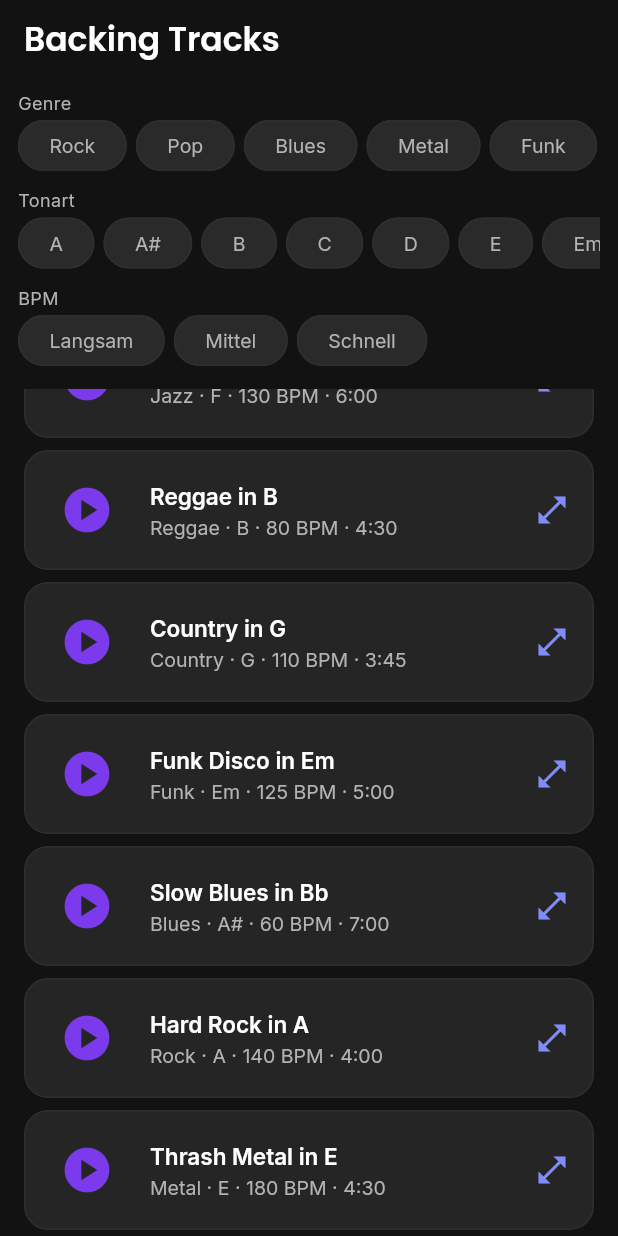
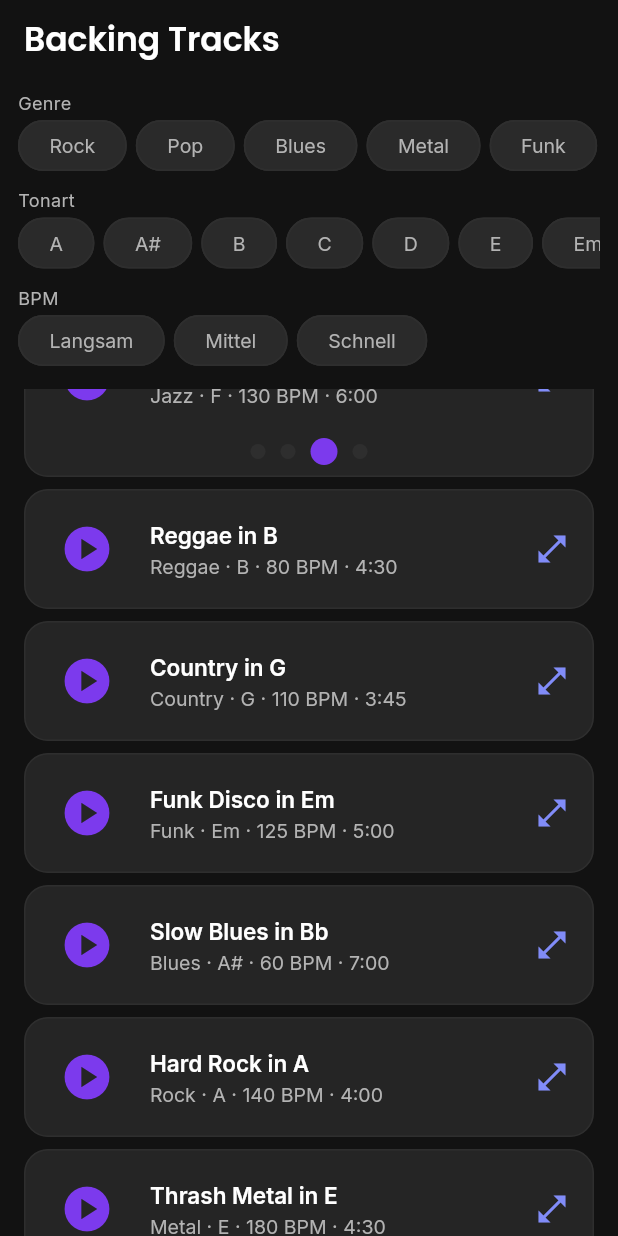
Before and after one commit to manuelbrandner85/Enya-gitarre-learn, a Flutter app: the BackingTracksScreen screen opened by its route, scrolled down 491 dp, after a tap on the "play circle" icon, on a phone screen of 412 x 824 dp. Run offline on Flutter 3.47's test engine with Material 3 defaults, Android fonts, the phone set to English and light mode, and no system bars; our stand-ins replace confetti, drift, fl_chart, flutter_animate, flutter_blue_plus, flutter_local_notifications and 16 more; missing offline and left inert: audio_waveforms, flame, record; accounts and stored records are empty; generated files the repository leaves out were written again.

```diff
--- a/lib/features/backing_tracks/screens/backing_tracks_screen.dart
+++ b/lib/features/backing_tracks/screens/backing_tracks_screen.dart
@@ -1,3 +1,5 @@
+import 'dart:async';
+
 import 'package:flutter/material.dart';
 import 'package:flutter_riverpod/flutter_riverpod.dart';
 import 'package:just_audio/just_audio.dart';
@@ -11,7 +13,6 @@ class BackingTrack {
   final String key;
   final int bpm;
   final Duration duration;
-  final String assetPath;
 
   const BackingTrack({
     required this.id,
@@ -20,107 +21,22 @@ class BackingTrack {
     required this.key,
     required this.bpm,
     required this.duration,
-    required this.assetPath,
   });
 }
 
 const List<BackingTrack> _tracks = [
-  BackingTrack(
-      id: 't1',
-      name: 'Blues Shuffle in A',
-      genre: 'Blues',
-      key: 'A',
-      bpm: 90,
-      duration: Duration(minutes: 4),
-      assetPath: 'assets/audio/backing/blues_a.mp3'),
-  BackingTrack(
-      id: 't2',
-      name: 'Rock Jam in E',
-      genre: 'Rock',
-      key: 'E',
-      bpm: 120,
-      duration: Duration(minutes: 3, seconds: 30),
-      assetPath: 'assets/audio/backing/rock_e.mp3'),
-  BackingTrack(
-      id: 't3',
-      name: 'Funk Groove in G',
-      genre: 'Funk',
-      key: 'G',
-      bpm: 105,
-      duration: Duration(minutes: 5),
-      assetPath: 'assets/audio/backing/funk_g.mp3'),
-  BackingTrack(
-      id: 't4',
-      name: 'Metal Riff in D',
-      genre: 'Metal',
-      key: 'D',
-      bpm: 160,
-      duration: Duration(minutes: 4, seconds: 20),
-      assetPath: 'assets/audio/backing/metal_d.mp3'),
-  BackingTrack(
-      id: 't5',
-      name: 'Pop Ballad in C',
-      genre: 'Pop',
-      key: 'C',
-      bpm: 75,
-      duration: Duration(minutes: 4),
-      assetPath: 'assets/audio/backing/pop_c.mp3'),
-  BackingTrack(
-      id: 't6',
-      name: 'Jazz Swing in F',
-      genre: 'Jazz',
-      key: 'F',
-      bpm: 130,
-      duration: Duration(minutes: 6),
-      assetPath: 'assets/audio/backing/jazz_f.mp3'),
-  BackingTrack(
-      id: 't7',
-      name: 'Reggae in B',
-      genre: 'Reggae',
-      key: 'B',
-      bpm: 80,
-      duration: Duration(minutes: 4, seconds: 30),
-      assetPath: 'assets/audio/backing/reggae_b.mp3'),
-  BackingTrack(
-      id: 't8',
-      name: 'Country in G',
-      genre: 'Country',
-      key: 'G',
-      bpm: 110,
-      duration: Duration(minutes: 3, seconds: 45),
-      assetPath: 'assets/audio/backing/country_g.mp3'),
-  BackingTrack(
-      id: 't9',
-      name: 'Funk Disco in Em',
-      genre: 'Funk',
-      key: 'Em',
-      bpm: 125,
-      duration: Duration(minutes: 5),
-      assetPath: 'assets/audio/backing/funk_em.mp3'),
-  BackingTrack(
-      id: 't10',
-      name: 'Slow Blues in Bb',
-      genre: 'Blues',
-      key: 'A#',
-      bpm: 60,
-      duration: Duration(minutes: 7),
-      assetPath: 'assets/audio/backing/blues_bb.mp3'),
-  BackingTrack(
-      id: 't11',
-      name: 'Hard Rock in A',
-      genre: 'Rock',
-      key: 'A',
-      bpm: 140,
-      duration: Duration(minutes: 4),
-      assetPath: 'assets/audio/backing/rock_a.mp3'),
-  BackingTrack(
-      id: 't12',
-      name: 'Thrash Metal in E',
-      genre: 'Metal',
-      key: 'E',
-      bpm: 180,
-      duration: Duration(minutes: 4, seconds: 30),
-      assetPath: 'assets/audio/backing/thrash_e.mp3'),
+  BackingTrack(id: 't1', name: 'Blues Shuffle in A', genre: 'Blues', key: 'A', bpm: 90, duration: Duration(minutes: 4)),
+  BackingTrack(id: 't2', name: 'Rock Jam in E', genre: 'Rock', key: 'E', bpm: 120, duration: Duration(minutes: 3, seconds: 30)),
+  BackingTrack(id: 't3', name: 'Funk Groove in G', genre: 'Funk', key: 'G', bpm: 105, duration: Duration(minutes: 5)),
+  BackingTrack(id: 't4', name: 'Metal Riff in D', genre: 'Metal', key: 'D', bpm: 160, duration: Duration(minutes: 4, seconds: 20)),
+  BackingTrack(id: 't5', name: 'Pop Ballad in C', genre: 'Pop', key: 'C', bpm: 75, duration: Duration(minutes: 4)),
+  BackingTrack(id: 't6', name: 'Jazz Swing in F', genre: 'Jazz', key: 'F', bpm: 130, duration: Duration(minutes: 6)),
+  BackingTrack(id: 't7', name: 'Reggae in B', genre: 'Reggae', key: 'B', bpm: 80, duration: Duration(minutes: 4, seconds: 30)),
+  BackingTrack(id: 't8', name: 'Country in G', genre: 'Country', key: 'G', bpm: 110, duration: Duration(minutes: 3, seconds: 45)),
+  BackingTrack(id: 't9', name: 'Funk Disco in Em', genre: 'Funk', key: 'Em', bpm: 125, duration: Duration(minutes: 5)),
+  BackingTrack(id: 't10', name: 'Slow Blues in Bb', genre: 'Blues', key: 'A#', bpm: 60, duration: Duration(minutes: 7)),
+  BackingTrack(id: 't11', name: 'Hard Rock in A', genre: 'Rock', key: 'A', bpm: 140, duration: Duration(minutes: 4)),
+  BackingTrack(id: 't12', name: 'Thrash Metal in E', genre: 'Metal', key: 'E', bpm: 180, duration: Duration(minutes: 4, seconds: 30)),
 ];
 
 const _genres = ['Rock', 'Pop', 'Blues', 'Metal', 'Funk', 'Jazz'];
@@ -143,18 +59,27 @@ class _BackingTracksScreenState extends ConsumerState<BackingTracksScreen> {
   final Set<String> _keyF = {};
   String? _bpmRange;
 
-  late final AudioPlayer _inlinePlayer;
+  final AudioPlayer _clickPlayer = AudioPlayer();
+  Timer? _beatTimer;
   String? _currentInlineId;
+  int _currentBeat = 1;
 
   @override
   void initState() {
     super.initState();
-    _inlinePlayer = AudioPlayer();
+    _loadClick();
+  }
+
+  Future<void> _loadClick() async {
+    try {
+      await _clickPlayer.setAsset('assets/audio/metronome_click.wav');
+    } catch (_) {}
   }
 
   @override
   void dispose() {
-    _inlinePlayer.dispose();
+    _beatTimer?.cancel();
+    _clickPlayer.dispose();
     super.dispose();
   }
 
@@ -172,22 +97,30 @@ class _BackingTracksScreenState extends ConsumerState<BackingTracksScreen> {
   }
 
   Future<void> _toggleInline(BackingTrack t) async {
-    if (_currentInlineId == t.id && _inlinePlayer.playing) {
-      await _inlinePlayer.pause();
-      setState(() {});
+    if (_currentInlineId == t.id) {
+      _beatTimer?.cancel();
+      _beatTimer = null;
+      setState(() {
+        _currentInlineId = null;
+        _currentBeat = 1;
+      });
       return;
     }
-    try {
-      await _inlinePlayer.setAsset(t.assetPath);
-      await _inlinePlayer.play();
-      setState(() => _currentInlineId = t.id);
-    } catch (_) {
-      if (mounted) {
-        ScaffoldMessenger.of(context).showSnackBar(
-          const SnackBar(content: Text('Track nicht verfügbar')),
-        );
+    _beatTimer?.cancel();
+    setState(() {
+      _currentInlineId = t.id;
+      _currentBeat = 1;
+    });
+    _startBeat(t.bpm);
   }
-    }
+
+  void _startBeat(int bpm) {
+    final intervalMs = (60000 / bpm).round();
+    _beatTimer = Timer.periodic(Duration(milliseconds: intervalMs), (_) {
+      if (!mounted) return;
+      setState(() => _currentBeat = (_currentBeat % 4) + 1);
+      _clickPlayer.seek(Duration.zero).then((_) => _clickPlayer.play());
+    });
   }
 
   String _fmt(Duration d) {
@@ -210,11 +143,7 @@ class _BackingTracksScreenState extends ConsumerState<BackingTracksScreen> {
                 label: Text(g),
                 selected: _genreF.contains(g),
                 onSelected: (s) => setState(() {
-                  if (s) {
-                    _genreF.add(g);
-                  } else {
-                    _genreF.remove(g);
-                  }
+                  if (s) { _genreF.add(g); } else { _genreF.remove(g); }
                 }),
               ),
           ]),
@@ -224,11 +153,7 @@ class _BackingTracksScreenState extends ConsumerState<BackingTracksScreen> {
                 label: Text(k),
                 selected: _keyF.contains(k),
                 onSelected: (s) => setState(() {
-                  if (s) {
-                    _keyF.add(k);
-                  } else {
-                    _keyF.remove(k);
-                  }
+                  if (s) { _keyF.add(k); } else { _keyF.remove(k); }
                 }),
               ),
           ]),
@@ -237,8 +162,7 @@ class _BackingTracksScreenState extends ConsumerState<BackingTracksScreen> {
               ChoiceChip(
                 label: Text(r.$1),
                 selected: _bpmRange == r.$1,
-                onSelected: (s) => setState(
-                    () => _bpmRange = s ? r.$1 : null),
+                onSelected: (s) => setState(() => _bpmRange = s ? r.$1 : null),
               ),
           ]),
           const SizedBox(height: 8),
@@ -250,18 +174,18 @@ class _BackingTracksScreenState extends ConsumerState<BackingTracksScreen> {
                     itemCount: tracks.length,
                     itemBuilder: (_, i) {
                       final t = tracks[i];
-                      final isPlaying =
-                          _currentInlineId == t.id && _inlinePlayer.playing;
+                      final isPlaying = _currentInlineId == t.id;
                       return Card(
                         color: AppColors.cardDark,
-                        child: ListTile(
+                        child: Column(
+                          mainAxisSize: MainAxisSize.min,
+                          children: [
+                            ListTile(
                               leading: IconButton(
                                 iconSize: 36,
                                 onPressed: () => _toggleInline(t),
                                 icon: Icon(
-                              isPlaying
-                                  ? Icons.pause_circle
-                                  : Icons.play_circle,
+                                  isPlaying ? Icons.pause_circle : Icons.play_circle,
                                   color: AppColors.primary,
                                 ),
                               ),
@@ -274,17 +198,36 @@ class _BackingTracksScreenState extends ConsumerState<BackingTracksScreen> {
                               ),
                               subtitle: Text(
                                 '${t.genre} · ${t.key} · ${t.bpm} BPM · ${_fmt(t.duration)}',
-                            style: const TextStyle(
-                                color: AppColors.textSecondary),
+                                style: const TextStyle(color: AppColors.textSecondary),
                               ),
-                          trailing: const Icon(Icons.open_in_full,
-                              color: AppColors.accent),
-                          onTap: () {
-                            Navigator.of(context).push(MaterialPageRoute(
-                              builder: (_) =>
-                                  _BackingTrackPlayer(track: t),
-                            ));
-                          },
+                              trailing: const Icon(Icons.open_in_full, color: AppColors.accent),
+                              onTap: () => Navigator.of(context).push(
+                                MaterialPageRoute(
+                                  builder: (_) => _BackingTrackPlayer(track: t),
+                                ),
+                              ),
+                            ),
+                            if (isPlaying)
+                              Padding(
+                                padding: const EdgeInsets.only(bottom: 8),
+                                child: Row(
+                                  mainAxisAlignment: MainAxisAlignment.center,
+                                  children: List.generate(4, (b) {
+                                    final active = (b + 1) == _currentBeat;
+                                    return AnimatedContainer(
+                                      duration: const Duration(milliseconds: 80),
+                                      margin: const EdgeInsets.symmetric(horizontal: 5),
+                                      width: active ? 18 : 10,
+                                      height: active ? 18 : 10,
+                                      decoration: BoxDecoration(
+                                        shape: BoxShape.circle,
+                                        color: active ? AppColors.primary : AppColors.outline,
+                                      ),
+                                    );
+                                  }),
+                                ),
+                              ),
+                          ],
                         ),
                       );
                     },
@@ -301,19 +244,14 @@ class _BackingTracksScreenState extends ConsumerState<BackingTracksScreen> {
       child: Column(
         crossAxisAlignment: CrossAxisAlignment.start,
         children: [
-          Text(label,
-              style: const TextStyle(
-                  color: AppColors.textSecondary, fontSize: 12)),
+          Text(label, style: const TextStyle(color: AppColors.textSecondary, fontSize: 12)),
           SizedBox(
             height: 40,
             child: ListView(
               scrollDirection: Axis.horizontal,
               children: [
                 for (final c in chips)
-                  Padding(
-                    padding: const EdgeInsets.only(right: 6),
-                    child: c,
-                  ),
+                  Padding(padding: const EdgeInsets.only(right: 6), child: c),
               ],
             ),
           ),
@@ -332,50 +270,59 @@ class _BackingTrackPlayer extends StatefulWidget {
 }
 
 class _BackingTrackPlayerState extends State<_BackingTrackPlayer> {
-  late final AudioPlayer _player;
+  final AudioPlayer _clickPlayer = AudioPlayer();
+  Timer? _beatTimer;
+  bool _isPlaying = false;
   bool _loop = false;
   double _bpmFactor = 1.0;
   int _transpose = 0;
-  bool _isPlaying = false;
+  int _currentBeat = 1;
 
   @override
   void initState() {
     super.initState();
-    _player = AudioPlayer();
-    _player.playerStateStream.listen((s) {
-      if (!mounted) return;
-      setState(() => _isPlaying = s.playing);
-    });
+    _loadClick();
+  }
+
+  Future<void> _loadClick() async {
+    try {
+      await _clickPlayer.setAsset('assets/audio/metronome_click.wav');
+    } catch (_) {}
   }
 
   @override
   void dispose() {
-    _player.dispose();
+    _beatTimer?.cancel();
+    _clickPlayer.dispose();
     super.dispose();
   }
 
   Future<void> _toggle() async {
     if (_isPlaying) {
-      await _player.pause();
-      return;
-    }
-    try {
-      await _player.setAsset(widget.track.assetPath);
-      await _player.setLoopMode(_loop ? LoopMode.one : LoopMode.off);
-      await _player.setSpeed(_bpmFactor);
-      await _player.play();
-    } catch (_) {
-      if (mounted) {
-        ScaffoldMessenger.of(context).showSnackBar(
-          const SnackBar(content: Text('Track nicht verfügbar')),
-        );
+      _beatTimer?.cancel();
+      _beatTimer = null;
+      setState(() { _isPlaying = false; _currentBeat = 1; });
+    } else {
+      setState(() { _isPlaying = true; _currentBeat = 1; });
+      _startBeat();
     }
   }
+
+  void _startBeat() {
+    _beatTimer?.cancel();
+    final effectiveBpm = (widget.track.bpm * _bpmFactor).round();
+    final intervalMs = (60000 / effectiveBpm).round();
+    _beatTimer = Timer.periodic(Duration(milliseconds: intervalMs), (_) {
+      if (!mounted) { _beatTimer?.cancel(); return; }
+      setState(() => _currentBeat = (_currentBeat % 4) + 1);
+      _clickPlayer.seek(Duration.zero).then((_) => _clickPlayer.play());
+    });
   }
 
   @override
   Widget build(BuildContext context) {
     final t = widget.track;
+    final effectiveBpm = (t.bpm * _bpmFactor).round();
     return Scaffold(
       appBar: AppBar(title: Text(t.name)),
       body: Padding(
@@ -387,19 +334,33 @@ class _BackingTrackPlayerState extends State<_BackingTrackPlayer> {
             Text(
               t.name,
               textAlign: TextAlign.center,
-              style: const TextStyle(
-                color: AppColors.textPrimary,
-                fontSize: 24,
-                fontWeight: FontWeight.bold,
-              ),
+              style: const TextStyle(color: AppColors.textPrimary, fontSize: 24, fontWeight: FontWeight.bold),
             ),
             const SizedBox(height: 8),
             Text(
-              '${t.genre} · ${t.key} · ${t.bpm} BPM',
+              '${t.genre} · ${t.key} · $effectiveBpm BPM',
               textAlign: TextAlign.center,
               style: const TextStyle(color: AppColors.textSecondary),
             ),
-            const SizedBox(height: 32),
+            const SizedBox(height: 24),
+            // Beat indicator
+            Row(
+              mainAxisAlignment: MainAxisAlignment.center,
+              children: List.generate(4, (b) {
+                final active = _isPlaying && (b + 1) == _currentBeat;
+                return AnimatedContainer(
+                  duration: const Duration(milliseconds: 80),
+                  margin: const EdgeInsets.symmetric(horizontal: 8),
+                  width: active ? 28 : 16,
+                  height: active ? 28 : 16,
+                  decoration: BoxDecoration(
+                    shape: BoxShape.circle,
+                    color: active ? AppColors.primary : AppColors.outline,
+                  ),
+                );
+              }),
+            ),
+            const SizedBox(height: 24),
             Center(
               child: IconButton(
                 iconSize: 96,
@@ -413,51 +374,40 @@ class _BackingTrackPlayerState extends State<_BackingTrackPlayer> {
             const SizedBox(height: 24),
             SwitchListTile(
               value: _loop,
-              onChanged: (v) async {
-                setState(() => _loop = v);
-                await _player.setLoopMode(v ? LoopMode.one : LoopMode.off);
-              },
-              title: const Text('Loop',
-                  style: TextStyle(color: AppColors.textPrimary)),
+              onChanged: (v) => setState(() => _loop = v),
+              title: const Text('Loop', style: TextStyle(color: AppColors.textPrimary)),
               secondary: const Icon(Icons.loop),
             ),
             const SizedBox(height: 8),
-            const Text('BPM-Anpassung',
-                style: TextStyle(color: AppColors.textSecondary)),
+            const Text('BPM-Anpassung', style: TextStyle(color: AppColors.textSecondary)),
             Slider(
               min: 0.5,
               max: 1.5,
               value: _bpmFactor,
               divisions: 20,
-              label: '${(t.bpm * _bpmFactor).round()} BPM',
-              onChanged: (v) async {
+              label: '$effectiveBpm BPM',
+              onChanged: (v) {
                 setState(() => _bpmFactor = v);
-                await _player.setSpeed(v);
+                if (_isPlaying) _startBeat();
               },
             ),
             Text(
-              '${(t.bpm * _bpmFactor).round()} BPM',
+              '$effectiveBpm BPM',
               textAlign: TextAlign.center,
               style: const TextStyle(color: AppColors.textPrimary),
             ),
             const SizedBox(height: 16),
-            const Text('Tonart-Transponierung (Halbtöne)',
-                style: TextStyle(color: AppColors.textSecondary)),
+            const Text('Tonart-Transponierung (Halbtöne)', style: TextStyle(color: AppColors.textSecondary)),
             Slider(
               min: -12,
               max: 12,
               value: _transpose.toDouble(),
               divisions: 24,
               label: _transpose >= 0 ? '+$_transpose' : '$_transpose',
-              onChanged: (v) =>
-                  setState(() => _transpose = v.round()),
+              onChanged: (v) => setState(() => _transpose = v.round()),
             ),
             Text(
-              _transpose == 0
-                  ? 'Original'
-                  : (_transpose > 0
-                      ? '+$_transpose Halbtöne'
-                      : '$_transpose Halbtöne'),
+              _transpose == 0 ? 'Original' : (_transpose > 0 ? '+$_transpose Halbtöne' : '$_transpose Halbtöne'),
               textAlign: TextAlign.center,
               style: const TextStyle(color: AppColors.textPrimary),
             ),
```
Also changed, not shown: lib/core/audio/tone_generator.dart (added, +159 -0 lines), lib/features/chord_library/screens/chord_library_screen.dart (+6 -9 lines), lib/features/ear_training/screens/ear_training_screen.dart (+19 -4 lines), lib/features/recording/screens/recordings_list_screen.dart (+17 -3 lines), lib/features/scale_library/screens/scale_library_screen.dart (+10 -8 lines). Lines whose indentation alone changed are shown as unchanged.
